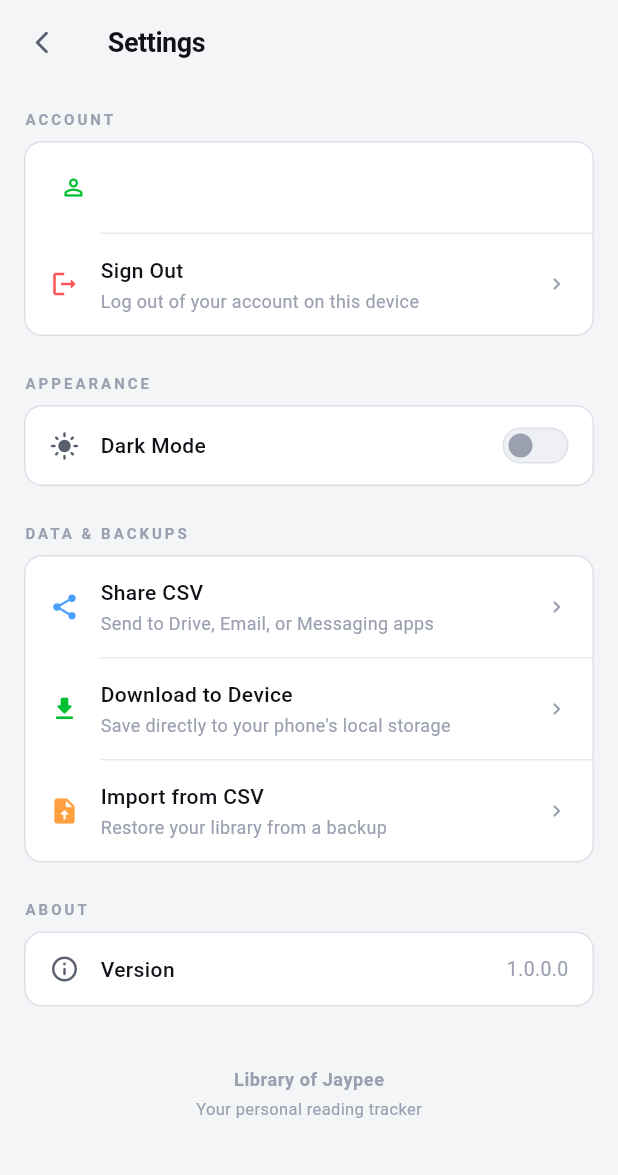
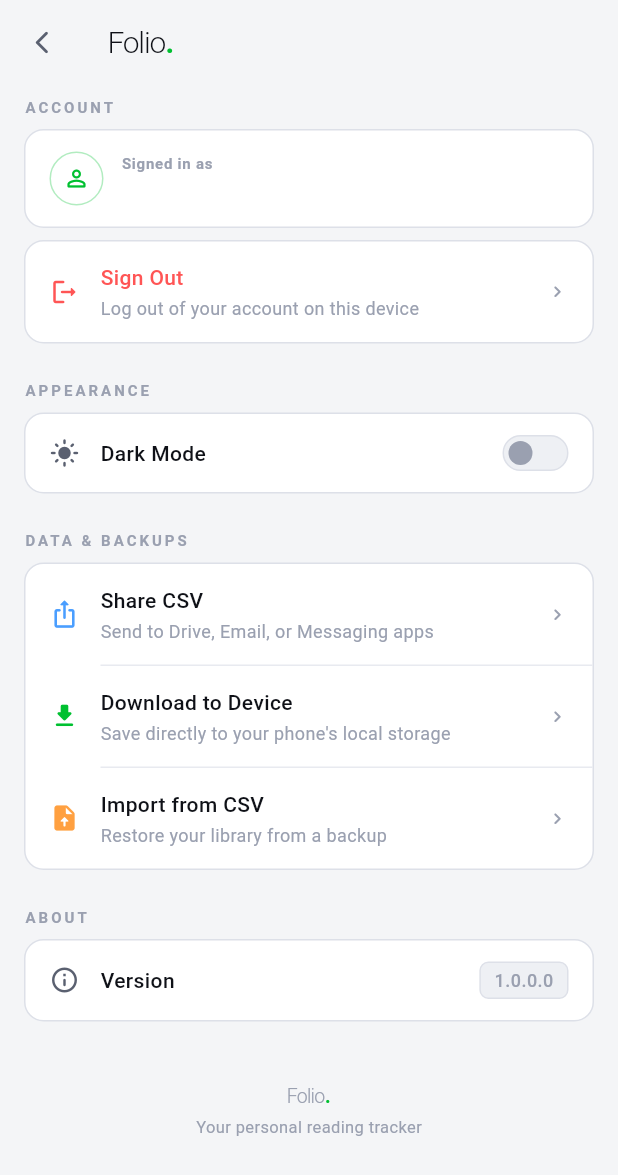
Before and after one commit to jaypeekyle23/Simple-Personal-Library-Tracking-App, a Flutter app: the SettingsScreen screen opened directly, on a phone screen of 412 x 824 dp. Shown: the top 1175 px of the screen. Run offline on Flutter 3.47's test engine with Material 3 defaults, Android fonts, the phone set to English and light mode, and no system bars; our stand-ins replace cloud_firestore, csv, file_picker, firebase_auth, firebase_core, share_plus and 1 more; missing offline and left inert: file_saver, simple_barcode_scanner; accounts and stored records are empty; generated files the repository leaves out were written again; network calls fail.

Commit message:
Updated settings screen

```diff
--- a/lib/screens/settings_screen.dart
+++ b/lib/screens/settings_screen.dart
@@ -1,82 +1,47 @@
 import 'package:flutter/material.dart';
 import 'package:shared_preferences/shared_preferences.dart';
-import 'package:firebase_auth/firebase_auth.dart'; // NEW: Firebase Auth Import
+import 'package:firebase_auth/firebase_auth.dart';
 import '../main.dart';
 import '../services/export_service.dart';
 
-// ─── Accent & status colours (same in both modes) ─────────────────────────────
+// ─── Palette ─────────────────────────────────────────────────────────────────
 class _K {
-  static const accent = Color(0xFF00C030);
+  static const accent    = Color(0xFF00C030);
   static const accentDim = Color(0xFF00C03018);
-  static const blue = Color(0xFF4A9EFF);
-  static const blueDim = Color(0xFF4A9EFF18);
-  static const orange = Color(0xFFFFA040);
-  static const orangeDim = Color(0xFFFFA04018);
-  static const red = Color(0xFFFF5555); // Added for the logout button
+  static const blue      = Color(0xFF4A9EFF);
+  static const orange    = Color(0xFFFFA040);
+  static const red       = Color(0xFFFF5555);
+  static const redDim    = Color(0xFFFF555518);
 }
 
-// ─── Theme-aware palette resolved at build time ───────────────────────────────
 class _P {
-  final Color bg;
-  final Color surface;
-  final Color surfaceEl;
-  final Color border;
-  final Color divider;
-  final Color textPrimary;
-  final Color textSecondary;
-  final Color textMuted;
-
-  const _P({
-    required this.bg,
-    required this.surface,
-    required this.surfaceEl,
-    required this.border,
-    required this.divider,
-    required this.textPrimary,
-    required this.textSecondary,
-    required this.textMuted,
-  });
-
+  final Color bg, surface, surfaceEl, border, divider,
+      textPrimary, textSecondary, textMuted;
+  const _P({required this.bg, required this.surface, required this.surfaceEl,
+    required this.border, required this.divider, required this.textPrimary,
+    required this.textSecondary, required this.textMuted});
   factory _P.dark() => const _P(
-        bg: Color(0xFF0F1117),
-        surface: Color(0xFF1A1D27),
-        surfaceEl: Color(0xFF22263A),
-        border: Color(0xFF2A2F45),
-        divider: Color(0xFF252A3D),
-        textPrimary: Color(0xFFEEEEEE),
-        textSecondary: Color(0xFF8A8FA8),
-        textMuted: Color(0xFF4A5068),
-      );
-
+    bg: Color(0xFF0F1117), surface: Color(0xFF1A1D27),
+    surfaceEl: Color(0xFF22263A), border: Color(0xFF2A2F45),
+    divider: Color(0xFF252A3D), textPrimary: Color(0xFFEEEEEE),
+    textSecondary: Color(0xFF8A8FA8), textMuted: Color(0xFF4A5068));
   factory _P.light() => const _P(
-        bg: Color(0xFFF4F5F7),
-        surface: Color(0xFFFFFFFF),
-        surfaceEl: Color(0xFFEEF0F4),
-        border: Color(0xFFDDE0E8),
-        divider: Color(0xFFE8EAF0),
-        textPrimary: Color(0xFF0F1117),
-        textSecondary: Color(0xFF5A6070),
-        textMuted: Color(0xFF9AA0B0),
-      );
+    bg: Color(0xFFF4F5F7), surface: Color(0xFFFFFFFF),
+    surfaceEl: Color(0xFFEEF0F4), border: Color(0xFFDDE0E8),
+    divider: Color(0xFFE8EAF0), textPrimary: Color(0xFF0F1117),
+    textSecondary: Color(0xFF5A6070), textMuted: Color(0xFF9AA0B0));
 }
 
 // ─── Screen ───────────────────────────────────────────────────────────────────
-
 class SettingsScreen extends StatelessWidget {
   const SettingsScreen({super.key});
 
   void _snack(BuildContext context, String msg, _P p) {
-    ScaffoldMessenger.of(context).showSnackBar(
-      SnackBar(
-        content: Text(msg,
-            style: TextStyle(color: p.textPrimary, fontSize: 13)),
-        backgroundColor: p.surfaceEl,
-        behavior: SnackBarBehavior.floating,
-        shape:
-            RoundedRectangleBorder(borderRadius: BorderRadius.circular(10)),
-        margin: const EdgeInsets.all(16),
-      ),
-    );
+    ScaffoldMessenger.of(context).showSnackBar(SnackBar(
+      content: Text(msg, style: TextStyle(color: p.textPrimary, fontSize: 13)),
+      backgroundColor: p.surfaceEl, behavior: SnackBarBehavior.floating,
+      shape: RoundedRectangleBorder(borderRadius: BorderRadius.circular(10)),
+      margin: const EdgeInsets.all(16)));
   }
 
   @override
@@ -86,134 +51,116 @@
       builder: (_, ThemeMode currentMode, __) {
         final isDark = currentMode == ThemeMode.dark;
         final p = isDark ? _P.dark() : _P.light();
-
-        // Fetch the currently logged-in user
         final user = FirebaseAuth.instance.currentUser;
 
         return Scaffold(
           backgroundColor: p.bg,
           appBar: AppBar(
-            backgroundColor: p.bg,
-            elevation: 0,
+            backgroundColor: p.bg, elevation: 0,
             surfaceTintColor: Colors.transparent,
             leading: IconButton(
               icon: Icon(Icons.arrow_back_ios_new_rounded,
                   color: p.textSecondary, size: 18),
-              onPressed: () => Navigator.pop(context),
-            ),
-            title: Text(
-              'Settings',
-              style: TextStyle(
-                color: p.textPrimary,
-                fontSize: 18,
-                fontWeight: FontWeight.w600,
-                letterSpacing: -0.3,
-              ),
+              onPressed: () => Navigator.pop(context)),
+            title: Row(
+              crossAxisAlignment: CrossAxisAlignment.baseline,
+              textBaseline: TextBaseline.alphabetic,
+              mainAxisSize: MainAxisSize.min,
+              children: [
+                Text('Folio', style: TextStyle(color: p.textPrimary,
+                  fontSize: 20, fontWeight: FontWeight.w300, letterSpacing: -0.8)),
+                const Text('.', style: TextStyle(color: _K.accent,
+                  fontSize: 20, fontWeight: FontWeight.w700)),
+              ],
             ),
           ),
           body: ListView(
-            padding: const EdgeInsets.fromLTRB(16, 16, 16, 32),
+            padding: const EdgeInsets.fromLTRB(16, 8, 16, 40),
             children: [
 
-              // ── ACCOUNT ─────────────────────────────────────────────────
+              // ── ACCOUNT ─────────────────────────────────────────────
               if (user != null) ...[
-                _SectionLabel('ACCOUNT', p),
+                _Label('ACCOUNT', p),
                 const SizedBox(height: 8),
-                _Card(
-                  p: p,
-                  child: Column(
-                    children: [
-                      Padding(
+                // User email card
+                _Card(p: p, child: Padding(
                   padding: const EdgeInsets.symmetric(
                       horizontal: 16, vertical: 14),
-                        child: Row(
+                  child: Row(children: [
+                    Container(
+                      width: 36, height: 36,
+                      decoration: BoxDecoration(
+                        color: _K.accentDim,
+                        shape: BoxShape.circle,
+                        border: Border.all(
+                            color: _K.accent.withOpacity(0.3))),
+                      child: const Icon(Icons.person_outline_rounded,
+                          color: _K.accent, size: 18)),
+                    const SizedBox(width: 12),
+                    Expanded(child: Column(
+                      crossAxisAlignment: CrossAxisAlignment.start,
                       children: [
-                            CircleAvatar(
-                              backgroundColor: _K.accentDim,
-                              radius: 16,
-                              child: const Icon(Icons.person_outline_rounded,
-                                  color: _K.accent, size: 18),
-                            ),
-                            const SizedBox(width: 14),
-                            Expanded(
-                              child: Text(
-                                user.email ?? 'Unknown User',
-                                style: TextStyle(
-                                  color: p.textPrimary,
-                                  fontSize: 14,
-                                  fontWeight: FontWeight.w500,
-                                ),
-                              ),
-                            ),
-                          ],
-                        ),
-                      ),
-                      _TileDivider(p),
-                      _SettingsTile(
+                        Text('Signed in as',
+                          style: TextStyle(color: p.textMuted,
+                            fontSize: 10, fontWeight: FontWeight.w600,
+                            letterSpacing: 0.5)),
+                        const SizedBox(height: 2),
+                        Text(user.email ?? 'Unknown',
+                          style: TextStyle(color: p.textPrimary,
+                            fontSize: 13, fontWeight: FontWeight.w500),
+                          maxLines: 1, overflow: TextOverflow.ellipsis),
+                      ])),
+                  ]))),
+                const SizedBox(height: 8),
+                // Sign out — separate card so it stands out
+                _Card(p: p, child: _Tile(
                   p: p,
                   icon: Icons.logout_rounded,
                   iconColor: _K.red,
                   title: 'Sign Out',
                   subtitle: 'Log out of your account on this device',
+                  titleColor: _K.red,
                   onTap: () async {
-                          // Close settings screen first
                     Navigator.pop(context);
-                          // Log out
                     await FirebaseAuth.instance.signOut();
                   },
-                      ),
-                    ],
-                  ),
-                ),
+                )),
                 const SizedBox(height: 24),
               ],
 
-              // ── APPEARANCE ──────────────────────────────────────────────
-              _SectionLabel('APPEARANCE', p),
+              // ── APPEARANCE ──────────────────────────────────────────
+              _Label('APPEARANCE', p),
               const SizedBox(height: 8),
-              _Card(
-                p: p,
-                child: Padding(
+              _Card(p: p, child: Padding(
                 padding: const EdgeInsets.symmetric(
                     horizontal: 16, vertical: 14),
-                  child: Row(
-                    children: [
+                child: Row(children: [
                   Icon(
-                        isDark ? Icons.dark_mode_rounded : Icons.light_mode_rounded,
+                    isDark
+                        ? Icons.dark_mode_rounded
+                        : Icons.light_mode_rounded,
                     color: isDark ? _K.accent : p.textSecondary,
-                        size: 20,
-                      ),
+                    size: 20),
                   const SizedBox(width: 14),
-                      Expanded(
-                        child: Text(
-                          'Dark Mode',
-                          style: TextStyle(
-                            color: p.textPrimary,
-                            fontSize: 14,
-                            fontWeight: FontWeight.w500,
-                          ),
-                        ),
-                      ),
+                  Expanded(child: Text('Dark Mode',
+                    style: TextStyle(color: p.textPrimary,
+                      fontSize: 14, fontWeight: FontWeight.w500))),
                   // Animated toggle
                   GestureDetector(
                     onTap: () async {
                       themeNotifier.value =
                           isDark ? ThemeMode.light : ThemeMode.dark;
-                          final prefs =
-                              await SharedPreferences.getInstance();
+                      final prefs = await SharedPreferences.getInstance();
                       await prefs.setBool('isDarkMode', !isDark);
                     },
                     child: AnimatedContainer(
                       duration: const Duration(milliseconds: 220),
-                          width: 44,
-                          height: 24,
+                      width: 44, height: 24,
                       decoration: BoxDecoration(
                         color: isDark ? _K.accent : p.surfaceEl,
                         borderRadius: BorderRadius.circular(12),
                         border: Border.all(
-                              color: isDark ? _K.accent : p.border,
-                            ),
-                          ),
+                            color: isDark ? _K.accent : p.border)),
                       child: AnimatedAlign(
                         duration: const Duration(milliseconds: 220),
                         alignment: isDark
@@ -221,43 +168,31 @@
                             : Alignment.centerLeft,
                         child: Container(
                           margin: const EdgeInsets.all(3),
-                              width: 16,
-                              height: 16,
+                          width: 16, height: 16,
                           decoration: BoxDecoration(
-                                color: isDark ? Colors.black87 : p.textMuted,
-                                shape: BoxShape.circle,
-                              ),
-                            ),
-                          ),
-                        ),
-                      ),
-                    ],
-                  ),
-                ),
-              ),
-
+                            color: isDark
+                                ? Colors.black87
+                                : p.textMuted,
+                            shape: BoxShape.circle))))),
+                ]))),
               const SizedBox(height: 24),
 
-              // ── DATA & BACKUPS ──────────────────────────────────────────
-              _SectionLabel('DATA & BACKUPS', p),
+              // ── DATA & BACKUPS ──────────────────────────────────────
+              _Label('DATA & BACKUPS', p),
               const SizedBox(height: 8),
-              _Card(
+              _Card(p: p, child: Column(children: [
+                _Tile(
                   p: p,
-                child: Column(
-                  children: [
-                    _SettingsTile(
-                      p: p,
-                      icon: Icons.share_rounded,
+                  icon: Icons.ios_share_rounded,
                   iconColor: _K.blue,
                   title: 'Share CSV',
                   subtitle: 'Send to Drive, Email, or Messaging apps',
                   onTap: () async {
                     _snack(context, 'Preparing your CSV…', p);
                     await ExportService.shareLibraryCsv();
-                      },
-                    ),
-                    _TileDivider(p),
-                    _SettingsTile(
+                  }),
+                _Divider(p),
+                _Tile(
                   p: p,
                   icon: Icons.download_rounded,
                   iconColor: _K.accent,
@@ -267,11 +202,10 @@
                     _snack(context, 'Saving CSV to device…', p);
                     await ExportService.downloadLibraryCsvLocally();
                     if (!context.mounted) return;
-                        _snack(context, 'Successfully saved to device!', p);
-                      },
-                    ),
-                    _TileDivider(p),
-                    _SettingsTile(
+                    _snack(context, 'Saved successfully!', p);
+                  }),
+                _Divider(p),
+                _Tile(
                   p: p,
                   icon: Icons.upload_file_rounded,
                   iconColor: _K.orange,
@@ -279,84 +213,57 @@
                   subtitle: 'Restore your library from a backup',
                   onTap: () async {
                     _snack(context, 'Select your CSV file…', p);
-                        final success =
-                            await ExportService.importLibraryCsv();
+                    final ok = await ExportService.importLibraryCsv();
                     if (!context.mounted) return;
-                        _snack(
-                          context,
-                          success
-                              ? 'Library restored successfully!'
-                              : 'Import canceled or failed.',
-                          p,
-                        );
-                      },
-                    ),
-                  ],
-                ),
-              ),
-
+                    _snack(context,
+                        ok ? 'Library restored!' : 'Import canceled or failed.', p);
+                  }),
+              ])),
               const SizedBox(height: 24),
 
-              // ── ABOUT ───────────────────────────────────────────────────
-              _SectionLabel('ABOUT', p),
+              // ── ABOUT ────────────────────────────────────────────────
+              _Label('ABOUT', p),
               const SizedBox(height: 8),
-              _Card(
-                p: p,
-                child: Padding(
+              _Card(p: p, child: Padding(
                 padding: const EdgeInsets.symmetric(
                     horizontal: 16, vertical: 14),
-                  child: Row(
-                    children: [
+                child: Row(children: [
                   Icon(Icons.info_outline_rounded,
                       color: p.textSecondary, size: 20),
                   const SizedBox(width: 14),
-                      Expanded(
-                        child: Text(
-                          'Version',
-                          style: TextStyle(
-                            color: p.textPrimary,
-                            fontSize: 14,
-                            fontWeight: FontWeight.w500,
-                          ),
-                        ),
-                      ),
-                      Text(
-                        '1.0.0.0',
-                        style: TextStyle(
-                          color: p.textMuted,
-                          fontSize: 13,
-                          fontWeight: FontWeight.w400,
-                        ),
-                      ),
-                    ],
-                  ),
-                ),
-              ),
-
+                  Expanded(child: Text('Version',
+                    style: TextStyle(color: p.textPrimary,
+                      fontSize: 14, fontWeight: FontWeight.w500))),
+                  Container(
+                    padding: const EdgeInsets.symmetric(
+                        horizontal: 9, vertical: 3),
+                    decoration: BoxDecoration(
+                      color: p.surfaceEl,
+                      borderRadius: BorderRadius.circular(6),
+                      border: Border.all(color: p.border)),
+                    child: Text('1.0.0.0',
+                      style: TextStyle(color: p.textMuted,
+                        fontSize: 12, fontWeight: FontWeight.w500,
+                        letterSpacing: 0.3))),
+                ]))),
               const SizedBox(height: 40),
 
-              // ── Footer ──────────────────────────────────────────────────
-              Center(
-                child: Column(
+              // ── Footer ───────────────────────────────────────────────
+              Center(child: Column(children: [
+                Row(mainAxisSize: MainAxisSize.min,
+                  crossAxisAlignment: CrossAxisAlignment.baseline,
+                  textBaseline: TextBaseline.alphabetic,
                   children: [
-                    Text(
-                      'Library of Jaypee',
-                      style: TextStyle(
-                        color: p.textMuted,
-                        fontSize: 12,
-                        fontWeight: FontWeight.w600,
-                        letterSpacing: 0.4,
-                      ),
-                    ),
+                    Text('Folio', style: TextStyle(color: p.textMuted,
+                      fontSize: 13, fontWeight: FontWeight.w300,
+                      letterSpacing: -0.5)),
+                    const Text('.', style: TextStyle(color: _K.accent,
+                      fontSize: 13, fontWeight: FontWeight.w700)),
+                  ]),
                 const SizedBox(height: 3),
-                    Text(
-                      'Your personal reading tracker',
-                      style: TextStyle(
-                          color: p.textMuted, fontSize: 11),
-                    ),
-                  ],
-                ),
-              ),
+                Text('Your personal reading tracker',
+                  style: TextStyle(color: p.textMuted, fontSize: 11)),
+              ])),
             ],
           ),
         );
@@ -365,120 +272,74 @@
   }
 }
 
-// ─── Sub-widgets ──────────────────────────────────────────────────────────────
+// ─── Widgets ──────────────────────────────────────────────────────────────────
 
-class _SectionLabel extends StatelessWidget {
-  final String text;
-  final _P p;
-  const _SectionLabel(this.text, this.p);
-
+class _Label extends StatelessWidget {
+  final String text; final _P p;
+  const _Label(this.text, this.p);
   @override
-  Widget build(BuildContext context) {
-    return Text(
-      text,
-      style: TextStyle(
-        color: p.textMuted,
-        fontSize: 10,
-        fontWeight: FontWeight.w700,
-        letterSpacing: 2,
-      ),
-    );
-  }
+  Widget build(BuildContext context) => Text(text,
+    style: TextStyle(color: p.textMuted, fontSize: 10,
+      fontWeight: FontWeight.w700, letterSpacing: 2));
 }
 
 class _Card extends StatelessWidget {
-  final Widget child;
-  final _P p;
+  final Widget child; final _P p;
   const _Card({required this.child, required this.p});
-
   @override
-  Widget build(BuildContext context) {
-    return Container(
-      decoration: BoxDecoration(
-        color: p.surface,
-        borderRadius: BorderRadius.circular(12),
-        border: Border.all(color: p.border, width: 1),
-      ),
-      child: child,
-    );
-  }
+  Widget build(BuildContext context) => Container(
+    decoration: BoxDecoration(color: p.surface,
+      borderRadius: BorderRadius.circular(13),
+      border: Border.all(color: p.border)),
+    child: child);
 }
 
-class _TileDivider extends StatelessWidget {
+class _Divider extends StatelessWidget {
   final _P p;
-  const _TileDivider(this.p);
-
+  const _Divider(this.p);
   @override
-  Widget build(BuildContext context) {
-    return Container(
+  Widget build(BuildContext context) => Container(
     margin: const EdgeInsets.only(left: 50),
-      height: 1,
-      color: p.divider,
-    );
-  }
+    height: 1, color: p.divider);
 }
 
-class _SettingsTile extends StatelessWidget {
+class _Tile extends StatelessWidget {
   final _P p;
   final IconData icon;
   final Color iconColor;
-  final String title;
-  final String subtitle;
+  final String title, subtitle;
+  final Color? titleColor;
   final VoidCallback onTap;
 
-  const _SettingsTile({
-    required this.p,
-    required this.icon,
-    required this.iconColor,
-    required this.title,
-    required this.subtitle,
-    required this.onTap,
+  const _Tile({
+    required this.p, required this.icon, required this.iconColor,
+    required this.title, required this.subtitle, required this.onTap,
+    this.titleColor,
   });
 
   @override
-  Widget build(BuildContext context) {
-    return Material(
+  Widget build(BuildContext context) => Material(
     color: Colors.transparent,
     child: InkWell(
       onTap: onTap,
-        borderRadius: BorderRadius.circular(12),
-        splashColor: _K.accent.withOpacity(0.05),
+      borderRadius: BorderRadius.circular(13),
+      splashColor: iconColor.withOpacity(0.06),
       highlightColor: p.surfaceEl,
       child: Padding(
-          padding: const EdgeInsets.symmetric(
-              horizontal: 16, vertical: 14),
-          child: Row(
-            children: [
+        padding: const EdgeInsets.symmetric(horizontal: 16, vertical: 14),
+        child: Row(children: [
           Icon(icon, color: iconColor, size: 20),
           const SizedBox(width: 14),
-              Expanded(
-                child: Column(
+          Expanded(child: Column(
             crossAxisAlignment: CrossAxisAlignment.start,
             children: [
-                    Text(
-                      title,
-                      style: TextStyle(
-                        color: p.textPrimary,
-                        fontSize: 14,
-                        fontWeight: FontWeight.w500,
-                      ),
-                    ),
+              Text(title, style: TextStyle(
+                color: titleColor ?? p.textPrimary,
+                fontSize: 14, fontWeight: FontWeight.w500)),
               const SizedBox(height: 2),
-                    Text(
-                      subtitle,
-                      style: TextStyle(
-                          color: p.textMuted, fontSize: 12),
-                    ),
-                  ],
-                ),
-              ),
-              const SizedBox(width: 8),
-              Icon(Icons.chevron_right_rounded,
-                  color: p.textMuted, size: 16),
-            ],
-          ),
-        ),
-      ),
-    );
+              Text(subtitle,
+                style: TextStyle(color: p.textMuted, fontSize: 12)),
+            ])),
+          Icon(Icons.chevron_right_rounded, color: p.textMuted, size: 15),
+        ]))));
 }
-}
```
Lines whose indentation alone changed are shown as unchanged.
